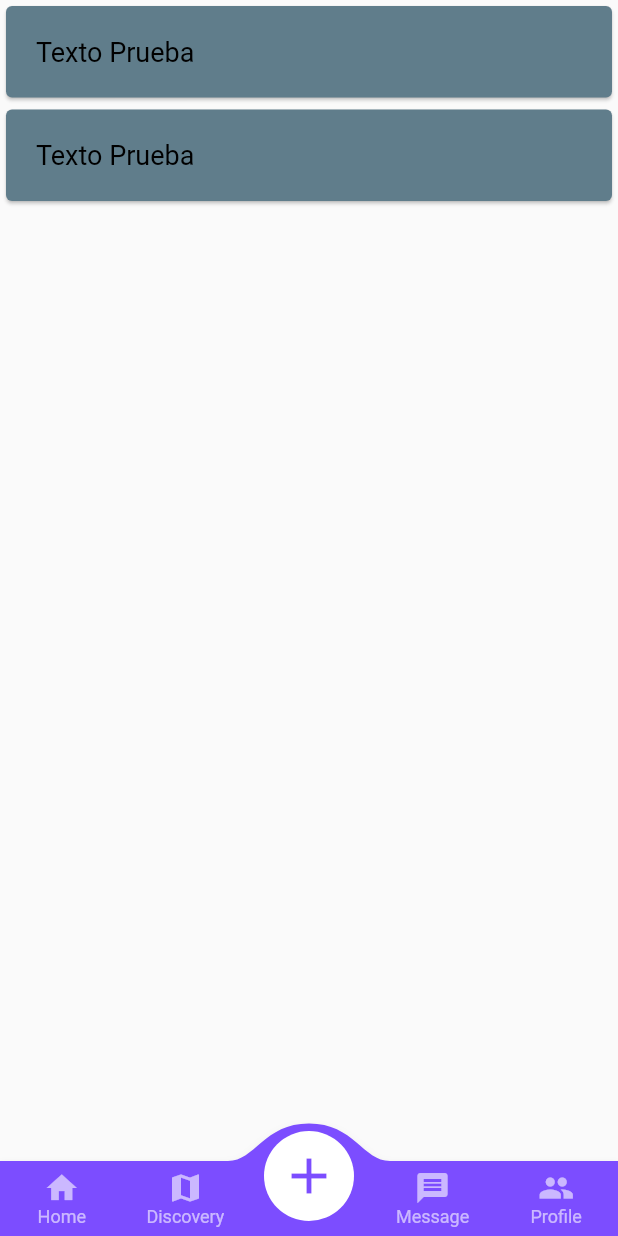
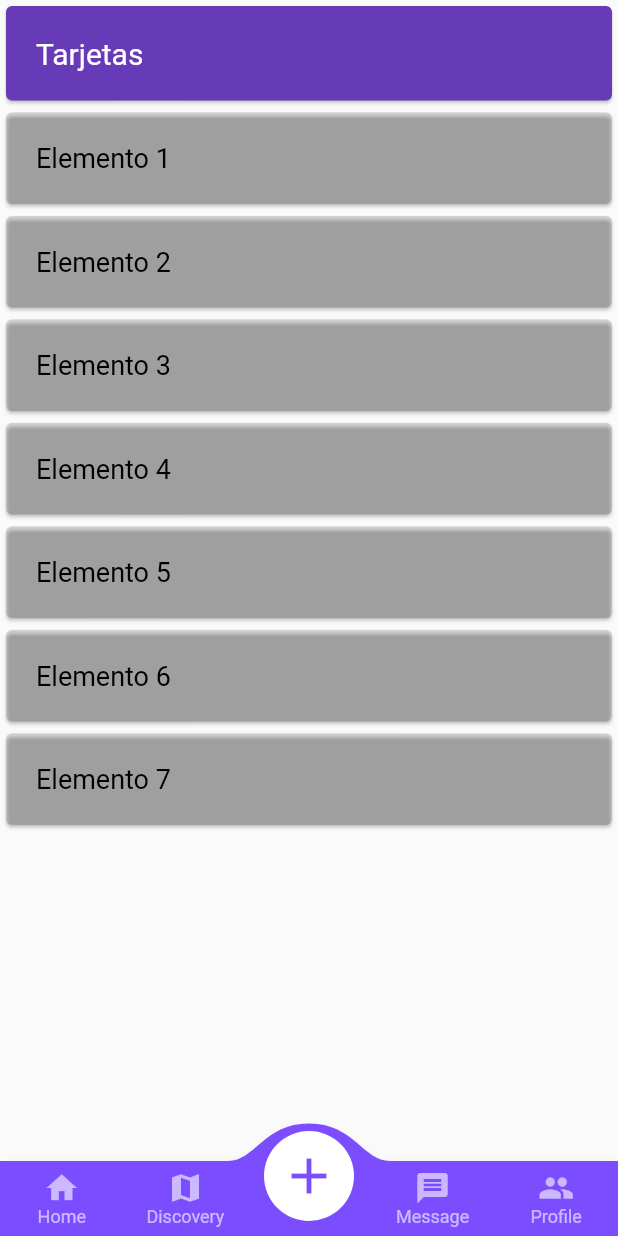
Before and after one commit to Mariananc/practicacards, a Flutter app: the screen it shows after launch, on a phone screen of 412 x 824 dp. Run offline on Flutter 3.47's test engine with Material 2 defaults, Android fonts, the phone set to English and light mode, and no system bars; drawn by our look-alikes of convex_bottom_bar.

Commit message:
cambios de estilo

```diff
--- a/lib/paginas/tarjetas.dart
+++ b/lib/paginas/tarjetas.dart
@@ -5,14 +5,14 @@ class Tarjetas extends StatelessWidget {
     body: ListView(
       children:[
        Card(
-         color: Colors.blueGrey,
+         color: Colors.deepPurple,
          child: Padding(
            padding:EdgeInsets.all(20),
            child: Column(
              children: [
                Row(
                  children: [
-                   Text("Texto Prueba",style: TextStyle(fontSize: 18, color: Colors.black)),
+                   Text("Tarjetas",style: TextStyle(fontSize: 20, color: Colors.white)),
                  ],
                )
              ],
@@ -20,20 +20,110 @@ class Tarjetas extends StatelessWidget {
          ),
        ),
         Card(
-          color: Colors.blueGrey,
+          color: Colors.black12,
           child: Padding(
             padding:EdgeInsets.all(20),
             child: Column(
               children: [
                 Row(
                   children: [
-                    Text("Texto Prueba",style: TextStyle(fontSize: 18, color: Colors.black)),
+                    Text("Elemento 1",style: TextStyle(fontSize: 18, color: Colors.black)),
                   ],
                 )
               ],
             ),
           ),
-        )
+        ),
+        Card(
+          color: Colors.black12,
+          child: Padding(
+            padding:EdgeInsets.all(20),
+            child: Column(
+              children: [
+                Row(
+                  children: [
+                    Text("Elemento 2",style: TextStyle(fontSize: 18, color: Colors.black)),
+                  ],
+                )
+              ],
+            ),
+          ),
+        ),
+        Card(
+          color: Colors.black12,
+          child: Padding(
+            padding:EdgeInsets.all(20),
+            child: Column(
+              children: [
+                Row(
+                  children: [
+                    Text("Elemento 3",style: TextStyle(fontSize: 18, color: Colors.black)),
+                  ],
+                )
+              ],
+            ),
+          ),
+        ),
+        Card(
+          color: Colors.black12,
+          child: Padding(
+            padding:EdgeInsets.all(20),
+            child: Column(
+              children: [
+                Row(
+                  children: [
+                    Text("Elemento 4",style: TextStyle(fontSize: 18, color: Colors.black)),
+                  ],
+                )
+              ],
+            ),
+          ),
+        ),
+        Card(
+          color: Colors.black12,
+          child: Padding(
+            padding:EdgeInsets.all(20),
+            child: Column(
+              children: [
+                Row(
+                  children: [
+                    Text("Elemento 5",style: TextStyle(fontSize: 18, color: Colors.black)),
+                  ],
+                )
+              ],
+            ),
+          ),
+        ),
+        Card(
+          color: Colors.black12,
+          child: Padding(
+            padding:EdgeInsets.all(20),
+            child: Column(
+              children: [
+                Row(
+                  children: [
+                    Text("Elemento 6",style: TextStyle(fontSize: 18, color: Colors.black)),
+                  ],
+                )
+              ],
+            ),
+          ),
+        ),
+        Card(
+          color: Colors.black12,
+          child: Padding(
+            padding:EdgeInsets.all(20),
+            child: Column(
+              children: [
+                Row(
+                  children: [
+                    Text("Elemento 7",style: TextStyle(fontSize: 18, color: Colors.black)),
+                  ],
+                )
+              ],
+            ),
+          ),
+        ),
       ]
     ),
   );
```
